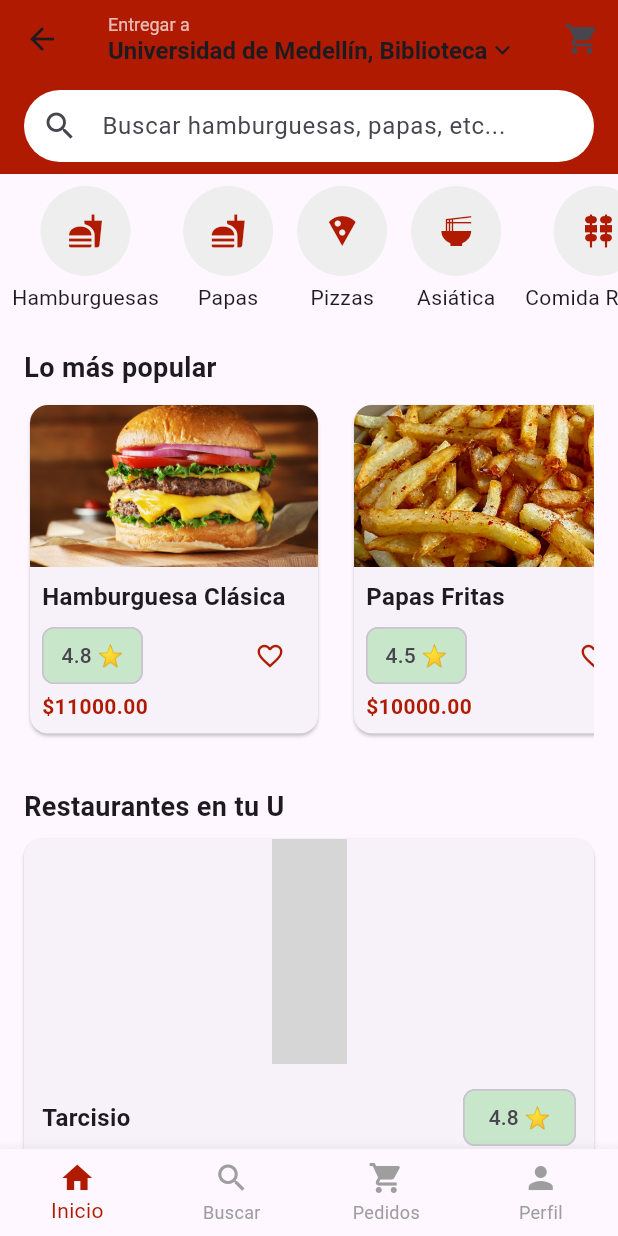
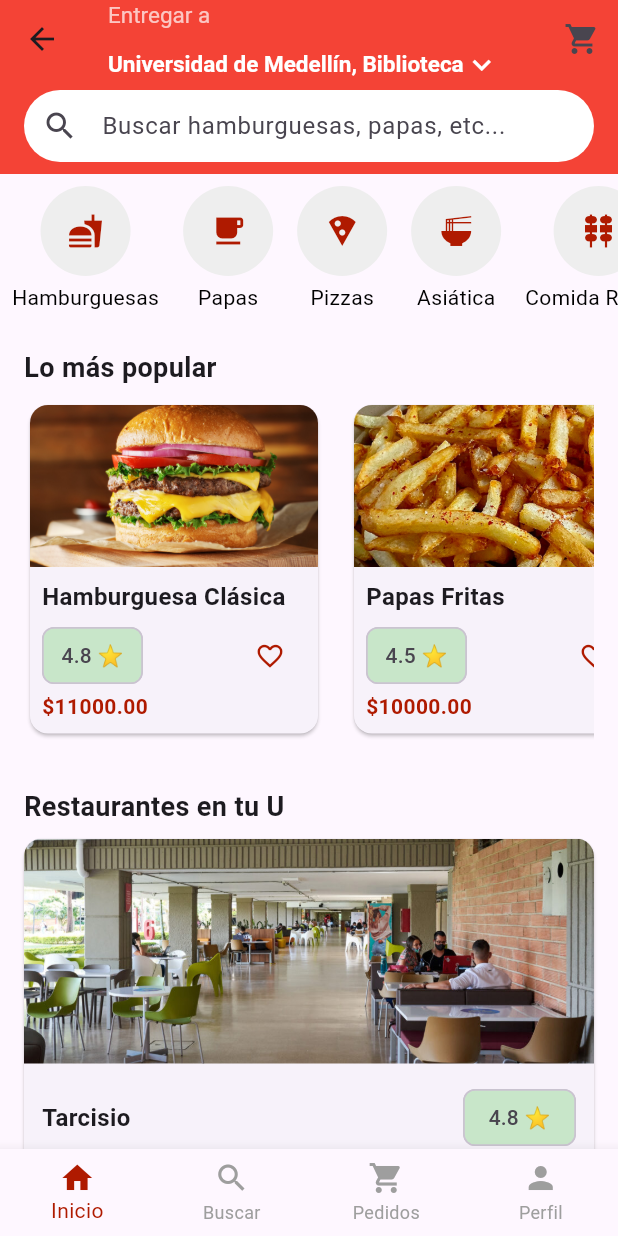
Before and after one commit to FlorezZ1025/proyecto_movil, a Flutter app: the screen it shows after launch, on a phone screen of 412 x 824 dp. Run offline on Flutter 3.47's test engine with Material 3 defaults, Android fonts, the phone set to English and light mode, and no system bars; our stand-ins replace equatable, firebase_auth, firebase_core, flutter_riverpod, go_router, shared_preferences and 1 more; accounts and stored records are empty; grey boxes are pictures that could not be loaded.

Commit message:
cambios menores

```diff
--- a/deliever_u/lib/providers/provider.dart
+++ b/deliever_u/lib/providers/provider.dart
@@ -7,6 +7,8 @@ final   newCartProvider = StateNotifierProvider<NewCartNotifier, Cart>((ref) {
 final ordersProvider = StateNotifierProvider<OrdersNotifier, List<Order>>((ref) {
   return OrdersNotifier();
 });
+
+final selectedCategoryProvider = StateProvider<String?>((ref) => null);
 
 class OrdersNotifier extends StateNotifier<List<Order>> {
   OrdersNotifier() : super([]);
--- a/deliever_u/lib/screens/home_delivery_screen.dart
+++ b/deliever_u/lib/screens/home_delivery_screen.dart
@@ -19,26 +19,52 @@ class HomeDeliveryScreen extends StatelessWidget {
     );
   }
   AppBar _buildAppBar(BuildContext context) {
+    String selectedLocation = 'Universidad de Medellín, Biblioteca';
+
+    final List<String> locations = [
+      'Universidad de Medellín, Biblioteca',
+      'Universidad de Medellín, Bloque 8',
+      'Universidad de Medellín, CDC',
+      'Universidad de Medellín, Caguan',
+    ];
+
     return AppBar(
-      title: Column(
+      title: StatefulBuilder(
+        builder: (context, setState) {
+          return Column(
             crossAxisAlignment: CrossAxisAlignment.start,
             children: [
-          Text(
+              const Padding(
+                padding: EdgeInsets.only(top:15), // Espacio hacia abajo
+                child: Text(
                   'Entregar a',
-            style: TextStyle(fontSize: 12, color: Colors.white70),
+                  style: TextStyle(fontSize: 15, color: Colors.white70),
                 ),
-          const Row(
-            children: [
-              Text(
-                'Universidad de Medellín, Biblioteca',
-                style: TextStyle(fontSize: 16, fontWeight: FontWeight.bold),
               ),
-              Icon(Icons.keyboard_arrow_down, size: 20),
-            ],
+              DropdownButtonHideUnderline(
+                child: DropdownButton<String>(
+                  dropdownColor: Colors.red,
+                  value: selectedLocation,
+                  icon: const Icon(Icons.keyboard_arrow_down, color: Colors.white),
+                  style: const TextStyle(color: Colors.white, fontWeight: FontWeight.bold, fontSize: 15),
+                  onChanged: (newValue) {
+                    setState(() {
+                      selectedLocation = newValue!;
+                    });
+                  },
+                  items: locations.map((location) {
+                    return DropdownMenuItem(
+                      value: location,
+                      child: Text(location, style: const TextStyle(color: Colors.white)),
+                    );
+                  }).toList(),
+                ),
               ),
             ],
+          );
+        },
       ),
-      backgroundColor: AppColors.red,
+      backgroundColor: Colors.red,
       actions: [
         Consumer(
           builder: (context, ref, _) {
@@ -119,7 +145,7 @@ class HomeDeliveryScreen extends StatelessWidget {
     return SingleChildScrollView(
       child: Column(
         children: [
-          _buildFoodCategoriesCarousel(), // Carrusel modificado
+          _buildFoodCategoriesCarousel(context), // Carrusel modificado
           _buildPopularItemsSection(context), // Nueva sección de ítems populares
           _buildRestaurantsList(context),
         ],
@@ -127,15 +153,19 @@ class HomeDeliveryScreen extends StatelessWidget {
     );
   }
 
-  Widget _buildFoodCategoriesCarousel() {
+  Widget _buildFoodCategoriesCarousel(BuildContext context) {
     List<Map<String, dynamic>> foodCategories = [
       {'icon': Icons.fastfood, 'name': 'Hamburguesas'},
-      {'icon': Icons.fastfood, 'name': 'Papas'},
+      {'icon': Icons.local_cafe, 'name': 'Papas'},
       {'icon': Icons.local_pizza, 'name': 'Pizzas'},
       {'icon': Icons.ramen_dining, 'name': 'Asiática'},
       {'icon': Icons.kebab_dining, 'name': 'Comida Rápida'},
       {'icon': Icons.icecream, 'name': 'Postres'},
     ];
+
+    return Consumer(
+      builder: (context, ref, _) {
+        final selectedCategory = ref.watch(selectedCategoryProvider);
 
         return SizedBox(
           height: 100,
@@ -143,52 +173,105 @@ class HomeDeliveryScreen extends StatelessWidget {
             scrollDirection: Axis.horizontal,
             itemCount: foodCategories.length,
             itemBuilder: (ctx, index) {
+              final category = foodCategories[index];
+              final isSelected = category['name'] == selectedCategory;
+
               return Padding(
                 padding: const EdgeInsets.all(8),
+                child: GestureDetector(
+                  onTap: () {
+                    // Cambiar categoría en el provider
+                    ref.read(selectedCategoryProvider.notifier).state = category['name'];
+                  },
                   child: Column(
                     children: [
                       CircleAvatar(
-                  radius: 30,
-                  child: Icon(foodCategories[index]['icon'],
-                      color: AppColors.red),
-                  backgroundColor: Colors.grey[200],
+                        radius: isSelected ? 35 : 30,
+                        backgroundColor: isSelected ? AppColors.red : Colors.grey[200],
+                        child: Icon(category['icon'],
+                            color: isSelected ? Colors.white : AppColors.red),
                       ),
                       const SizedBox(height: 4),
-                Text(foodCategories[index]['name']),
+                      Text(category['name'],
+                          style: TextStyle(
+                            fontWeight: isSelected ? FontWeight.bold : FontWeight.normal,
+                            color: isSelected ? AppColors.red : Colors.black,
+                          )),
                     ],
+                  ),
                 ),
               );
             },
           ),
         );
+      },
+    );
   }
 
+
+
   Widget _buildPopularItemsSection(BuildContext context) {
+    final items = [
+      {'name': 'Hamburguesa Clásica', 'image': 'assets/images/burger.jpg', 'rating': '4.8 ⭐', 'category': 'Hamburguesas'},
+      {'name': 'Papas Fritas', 'image': 'assets/images/fries.jpg', 'rating': '4.5 ⭐', 'category': 'Papas'},
+      {'name': 'Pizza Pepperoni', 'image': 'assets/images/pizza.jpg', 'rating': '4.7 ⭐', 'category': 'Pizzas'},
+      {'name': 'Tacos al Pastor', 'image': 'assets/images/tacos.png', 'rating': '4.6 ⭐', 'category': 'Comida Rápida'},
+      {'name': 'Pollo Frito', 'image': 'assets/images/fried_chicken.png', 'rating': '4.4 ⭐', 'category': 'Comida Rápida'},
+      {'name': 'Combo Familiar', 'image': 'assets/images/combo.png', 'rating': '4.9 ⭐', 'category': 'Comida Rápida'},
+      {'name': 'Ensalada César', 'image': 'assets/images/salad.png', 'rating': '4.2 ⭐', 'category': 'Ensaladas'},
+      {'name': 'Refresco Grande', 'image': 'assets/images/refresco.png', 'rating': '4.3 ⭐', 'category': 'Bebidas'},
+      {'name': 'Helado de Vainilla', 'image': 'assets/images/ice_cream.png', 'rating': '4.6 ⭐', 'category': 'Postres'},
+      {'name': 'Sushi Variado', 'image': 'assets/images/sushi.png', 'rating': '4.7 ⭐', 'category': 'Asiática'},
+    ];
+
+    return Consumer(
+      builder: (context, ref, _) {
+        final selectedCategory = ref.watch(selectedCategoryProvider);
+
+        final filteredItems = selectedCategory == null
+            ? items
+            : items.where((item) => item['category'] == selectedCategory).toList();
+
         return Padding(
           padding: const EdgeInsets.all(16),
           child: Column(
             crossAxisAlignment: CrossAxisAlignment.start,
             children: [
+              Row(
+                children: [
                   const Text(
                     'Lo más popular',
                     style: TextStyle(fontSize: 18, fontWeight: FontWeight.bold),
+                  ),
+                  if (selectedCategory != null)
+                    TextButton(
+                      onPressed: () => ref.read(selectedCategoryProvider.notifier).state = null,
+                      child: const Text("Ver todo"),
+                    ),
+                ],
               ),
               const SizedBox(height: 8),
               SizedBox(
                 height: 227,
                 child: ListView(
                   scrollDirection: Axis.horizontal,
-              children: [
-                _buildFoodItemCard(context, 'Hamburguesa Clásica', 'assets/images/burger.jpg', '4.8 ⭐'),
-                _buildFoodItemCard(context, 'Papas Fritas', 'assets/images/fries.jpg', '4.5 ⭐'),
-                _buildFoodItemCard(context, 'Pizza Pepperoni', 'assets/images/pizza.jpg', '4.7 ⭐'),
-              ],
+                  children: filteredItems.map((item) {
+                    return _buildFoodItemCard(
+                      context,
+                      item['name']!,
+                      item['image']!,
+                      item['rating']!,
+                    );
+                  }).toList(),
                 ),
               ),
             ],
           ),
         );
+      },
+    );
   }
+
 
   Widget _buildFoodItemCard(BuildContext context, String name, String imagePath, String rating) {
     return GestureDetector(
@@ -367,7 +450,7 @@ class HomeDeliveryScreen extends StatelessWidget {
                         borderRadius: const BorderRadius.vertical(
                             top: Radius.circular(12)),
                         child: Image.asset(
-                          'assets/images/restaurant_${index + 1}.jpg',
+                          'assets/images/restaurant_${index + 1}.png',
                           height: 150,
                           width: double.infinity,
                           fit: BoxFit.cover,
```
Also changed, not shown: deliever_u/lib/screens/LocationSelector.dart (added, +65 -0 lines), deliever_u/pubspec.yaml (+9 -0 lines), deliever_u/assets/images/combo.png (added), deliever_u/assets/images/fried_chicken.png (added), deliever_u/assets/images/ice_cream.png (added), deliever_u/assets/images/restaurant_1.png (added), deliever_u/assets/images/restaurant_2.png (added), deliever_u/assets/images/restaurant_3.png (added), deliever_u/assets/images/salad.png (added), deliever_u/assets/images/sushi.png (added), deliever_u/assets/images/tacos.png (added). Lines whose indentation alone changed are shown as unchanged.
